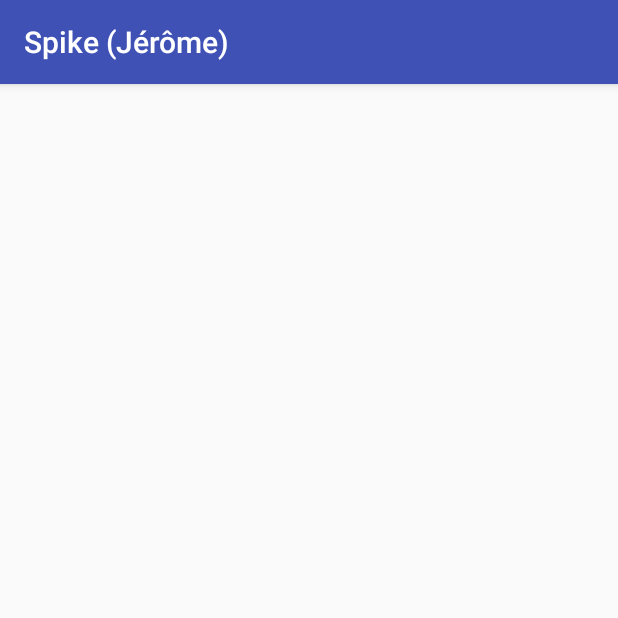
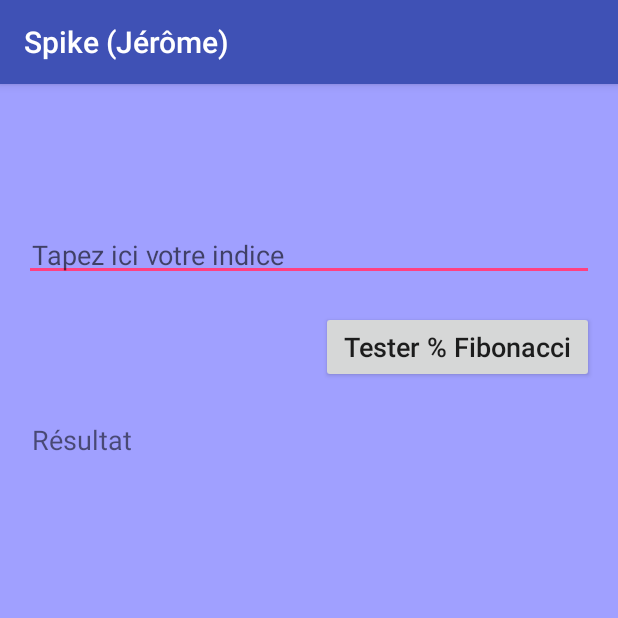
Before and after one commit to JeromedC34/Spike, an Android app: the FibonacciActivity screen opened directly, with no data from a screen before it, on a phone screen of 412 x 824 dp, the top half of it. Run offline under Robolectric (Android 15) with nearby library versions, the phone set to English and light mode, and no system bars.

Commit message:
add fibonacci UI

```diff
--- a/app/src/main/java/com/jerome/spike/MainActivity.java
+++ b/app/src/main/java/com/jerome/spike/MainActivity.java
@@ -30,5 +30,14 @@ public class MainActivity extends AppCompatActivity {
                 startActivity(intent);
             }
         });
+
+        Button button_fibonacci = (Button) findViewById(R.id.button_main_fibonacci);
+        button_fibonacci.setOnClickListener(new View.OnClickListener() {
+            @Override
+            public void onClick(View v) {
+                Intent intent = new Intent(MainActivity.this, FibonacciActivity.class);
+                startActivity(intent);
+            }
+        });
     }
 }
--- a/app/src/main/res/layout/activity_fibonacci.xml
+++ b/app/src/main/res/layout/activity_fibonacci.xml
@@ -1,13 +1,50 @@
 <?xml version="1.0" encoding="utf-8"?>
-<RelativeLayout xmlns:android="http://schemas.android.com/apk/res/android"
+<LinearLayout xmlns:android="http://schemas.android.com/apk/res/android"
     xmlns:tools="http://schemas.android.com/tools"
-    android:id="@+id/activity_fibonacci"
     android:layout_width="match_parent"
     android:layout_height="match_parent"
     android:paddingBottom="@dimen/activity_vertical_margin"
     android:paddingLeft="@dimen/activity_horizontal_margin"
     android:paddingRight="@dimen/activity_horizontal_margin"
-    android:paddingTop="@dimen/activity_vertical_margin"
+    android:paddingTop="96dp"
+    android:orientation="vertical"
+    android:background="@color/color_fibonacci"
     tools:context="com.jerome.spike.FibonacciActivity">
 
-</RelativeLayout>
+    <EditText
+        android:id="@+id/edit_text_fibonacci"
+        android:layout_width="match_parent"
+        android:layout_height="wrap_content"
+        android:paddingBottom="@dimen/my_default_padding"
+        android:paddingLeft="@dimen/my_default_padding"
+        android:paddingRight="@dimen/my_default_padding"
+        android:paddingTop="@dimen/my_default_padding"
+        android:layout_marginBottom="20dp"
+        android:textSize="18sp"
+        android:hint="@string/fibonacci_input" />
+
+    <Button
+        android:id="@+id/button_fibonacci"
+        android:layout_width="wrap_content"
+        android:layout_height="wrap_content"
+        android:paddingBottom="@dimen/my_default_padding"
+        android:paddingLeft="15dp"
+        android:paddingRight="15dp"
+        android:paddingTop="@dimen/my_default_padding"
+        android:layout_gravity="end"
+        android:layout_marginBottom="20dp"
+        android:textAllCaps="false"
+        android:textSize="18sp"
+        android:text="@string/fibonacci_action" />
+
+    <TextView
+        android:id="@+id/text_fibonacci"
+        android:layout_width="match_parent"
+        android:layout_height="wrap_content"
+        android:paddingBottom="@dimen/my_default_padding"
+        android:paddingLeft="@dimen/my_default_padding"
+        android:paddingRight="@dimen/my_default_padding"
+        android:paddingTop="@dimen/my_default_padding"
+        android:textSize="18sp"
+        android:text="@string/fibonacci_result" />
+</LinearLayout>
--- a/app/src/main/res/values/colors.xml
+++ b/app/src/main/res/values/colors.xml
@@ -5,4 +5,5 @@
     <color name="colorAccent">#FF4081</color>
     <color name="color_palindrome">#FFa0a0</color>
     <color name="color_brackets">#a0ffa0</color>
+    <color name="color_fibonacci">#a0a0ff</color>
 </resources>
--- a/app/src/main/res/values/strings.xml
+++ b/app/src/main/res/values/strings.xml
@@ -10,4 +10,7 @@
     <string name="brackets_input">Tapez ici votre chaîne</string>
     <string name="brackets_action">Tester % Brackets</string>
     <string name="brackets_result">Résultat</string>
+    <string name="fibonacci_input">Tapez ici votre indice</string>
+    <string name="fibonacci_action">Tester % Fibonacci</string>
+    <string name="fibonacci_result">Résultat</string>
 </resources>
```
